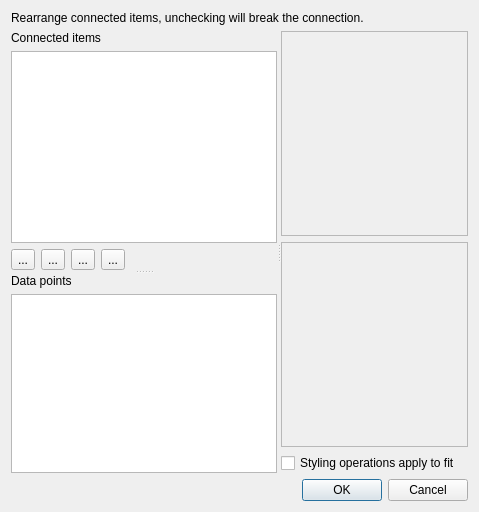
Qt form kinetic/metaitemproperties.ui (hvennekate/data_element) before a commit.
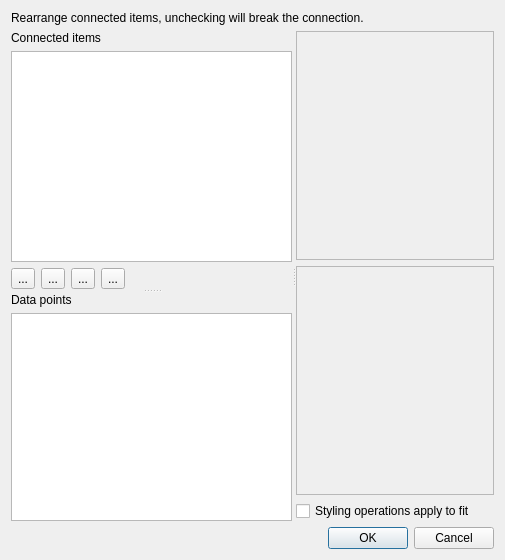
The same form after that commit. Custom widgets are drawn as their Qt base class.

Diff of the .ui file:
```diff
--- a/kinetic/metaitemproperties.ui
+++ b/kinetic/metaitemproperties.ui
@@ -6,8 +6,8 @@
    <rect>
     <x>0</x>
     <y>0</y>
-    <width>479</width>
-    <height>512</height>
+    <width>505</width>
+    <height>560</height>
    </rect>
   </property>
   <property name="sizePolicy">
@@ -22,6 +22,12 @@
   <layout class="QVBoxLayout" name="verticalLayout_4">
    <item>
     <widget class="QLabel" name="label">
+     <property name="sizePolicy">
+      <sizepolicy hsizetype="Expanding" vsizetype="Fixed">
+       <horstretch>0</horstretch>
+       <verstretch>0</verstretch>
+      </sizepolicy>
+     </property>
      <property name="text">
       <string>Rearrange connected items, unchecking will break the connection.</string>
      </property>
```
